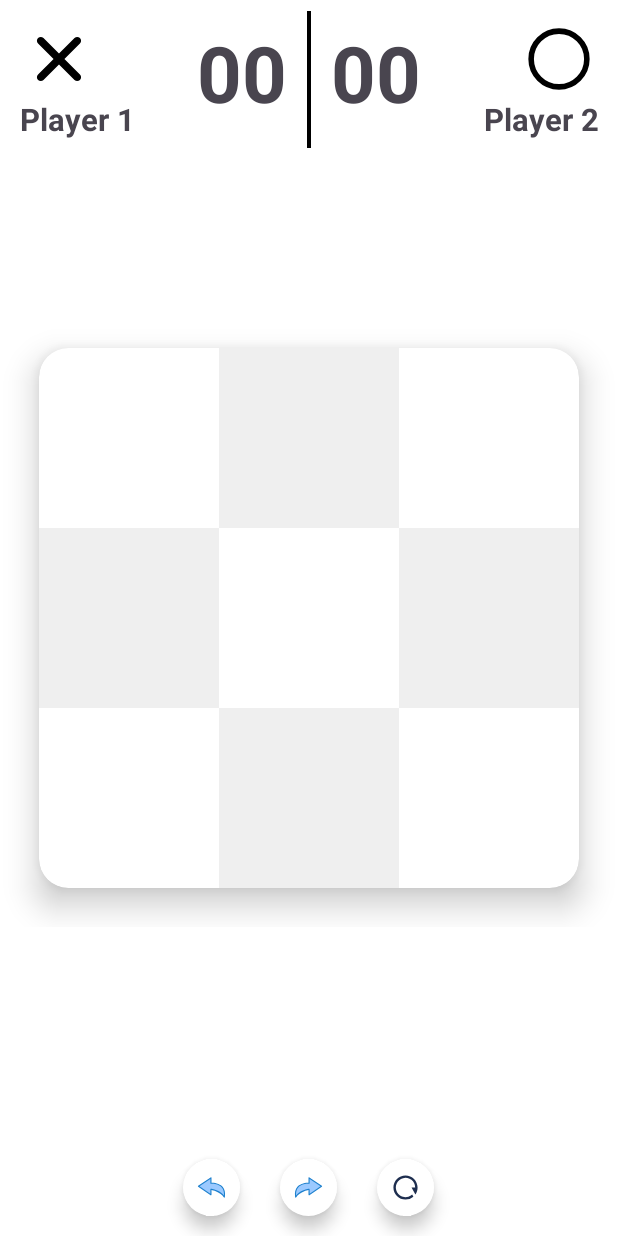
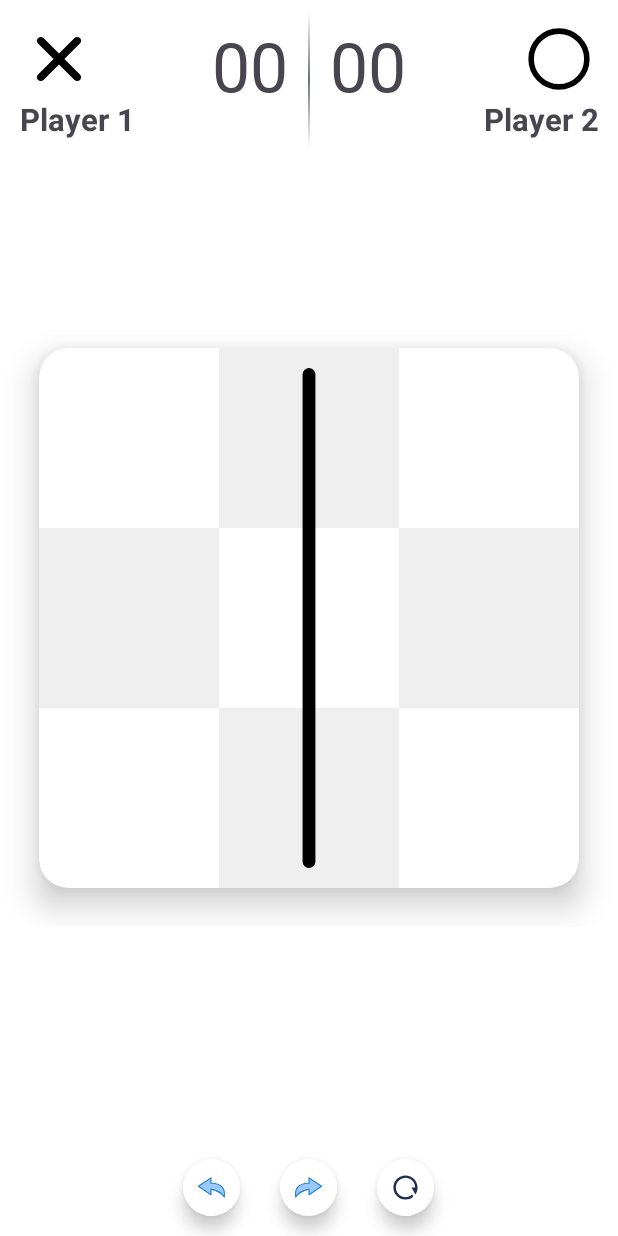
Before and after one commit to aadityakumarverma/PlayBoardGames, an Android app built with Jetpack Compose: the screen it shows after launch (MainActivity), on a phone screen of 412 x 824 dp. Run offline under Robolectric (Android 15) with nearby library versions, the phone set to English and light mode, and no system bars; our stand-ins replace sdp/ssp sizes.

Commit message:
fix(tic_tac): line draw issue

```diff
--- /dev/null
+++ b/app/src/main/res/anim/expand.xml
@@ -0,0 +1,5 @@
+<?xml version="1.0" encoding="utf-8"?>
+<set xmlns:android="http://schemas.android.com/apk/res/android">
+    <scale android:fromYScale="0.1" android:toYScale="1.4"/>
+
+</set>
--- /dev/null
+++ b/app/src/main/res/drawable/gradient_line.xml
@@ -0,0 +1,5 @@
+<?xml version="1.0" encoding="utf-8"?>
+<shape android:shape="rectangle" xmlns:android="http://schemas.android.com/apk/res/android">
+    <gradient android:angle="90" android:startColor="@color/transparent" android:endColor="@color/transparent" android:centerColor="@color/app_gray"/>
+
+</shape>
--- /dev/null
+++ b/app/src/main/res/drawable/line.xml
@@ -0,0 +1,6 @@
+<?xml version="1.0" encoding="utf-8"?>
+<shape android:shape="rectangle" xmlns:android="http://schemas.android.com/apk/res/android">
+    <corners android:radius="@dimen/_50sdp"/>
+    <solid android:color="@color/black"/>
+    <size android:width="@dimen/_200sdp" android:height="@dimen/_5sdp"/>
+</shape>
--- /dev/null
+++ b/app/src/main/res/drawable/line_vertical.xml
@@ -0,0 +1,6 @@
+<?xml version="1.0" encoding="utf-8"?>
+<shape android:shape="rectangle" xmlns:android="http://schemas.android.com/apk/res/android">
+    <corners android:radius="@dimen/_50sdp"/>
+    <solid android:color="@color/black"/>
+    <size android:width="@dimen/_5sdp" android:height="@dimen/_200sdp"/>
+</shape>
--- a/app/src/main/res/layout/fragment_tic_tac_game.xml
+++ b/app/src/main/res/layout/fragment_tic_tac_game.xml
@@ -38,16 +38,16 @@
                 android:id="@+id/tvPlayer1Score"
                 android:layout_width="wrap_content"
                 android:layout_height="wrap_content"
+                android:fontFamily="@font/wow_dino"
                 android:text="00"
-                android:textSize="@dimen/_40sdp"
-                android:textStyle="bold" />
+                android:textSize="@dimen/_35sdp" />
 
         </LinearLayout>
         <View
-            android:layout_width="@dimen/_2sdp"
+            android:layout_width="@dimen/_1sdp"
             android:layout_height="@dimen/_70sdp"
             android:layout_gravity="center"
-            android:background="@color/black"/>
+            android:background="@drawable/gradient_line"/>
         <LinearLayout
             android:layout_width="match_parent"
             android:layout_height="wrap_content"
@@ -59,9 +59,9 @@
                 android:id="@+id/tvPlayer2Score"
                 android:layout_width="wrap_content"
                 android:layout_height="wrap_content"
+                android:fontFamily="@font/wow_dino"
                 android:text="00"
-                android:textSize="@dimen/_40sdp"
-                android:textStyle="bold" />
+                android:textSize="@dimen/_35sdp" />
             <LinearLayout
                 android:layout_width="match_parent"
                 android:layout_height="wrap_content"
@@ -102,6 +102,25 @@
             app:layout_constraintStart_toStartOf="parent"
             app:layout_constraintTop_toTopOf="parent">
 
+            <androidx.constraintlayout.widget.ConstraintLayout
+                android:layout_width="match_parent"
+                android:layout_height="match_parent">
+                <com.google.android.material.imageview.ShapeableImageView
+                    android:id="@+id/ivLineCenter"
+                    android:layout_width="@dimen/_0sdp"
+                    android:layout_height="@dimen/_0sdp"
+                    android:layout_gravity="end"
+                    android:layout_marginVertical="@dimen/_10sdp"
+                    android:src="@drawable/line_vertical"
+                    android:rotation="0"
+                    app:layout_constraintBottom_toBottomOf="parent"
+                    app:layout_constraintDimensionRatio="1:3"
+                    app:layout_constraintEnd_toEndOf="parent"
+                    app:layout_constraintStart_toStartOf="parent"
+                    app:layout_constraintTop_toTopOf="parent"
+                    app:shapeAppearance="@style/Circular" />
+
+            </androidx.constraintlayout.widget.ConstraintLayout>
             <LinearLayout
                 android:layout_width="match_parent"
                 android:layout_height="match_parent"
```
